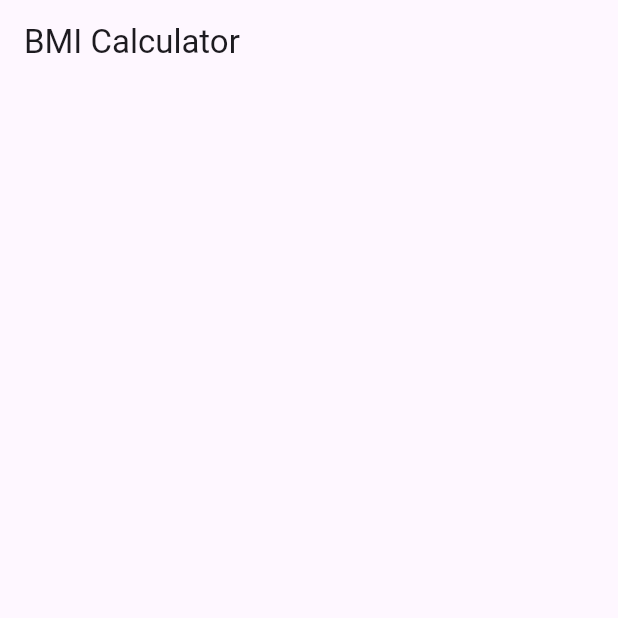
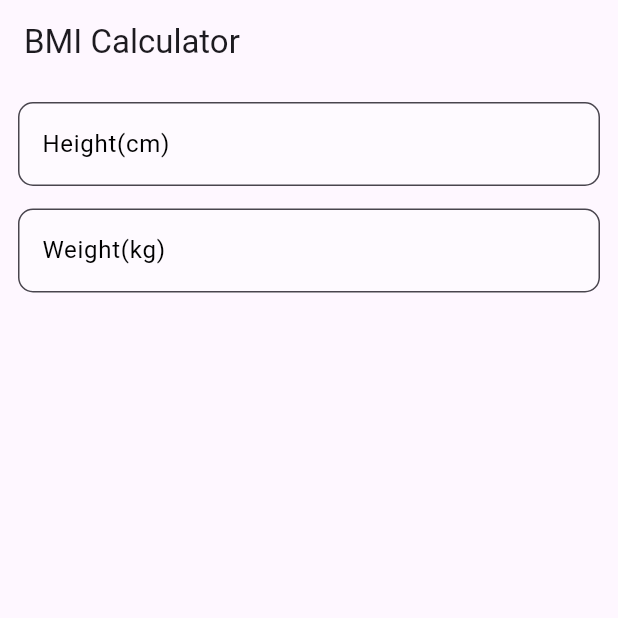
Before and after one commit to Shahin4292/BMI-Calculator-Using-Provider, a Flutter app: the screen it shows after launch, on a phone screen of 412 x 824 dp, the top half of it. Run offline on Flutter 3.47's test engine with Material 3 defaults, Android fonts, the phone set to English and light mode, and no system bars.

Commit message:
text from field done

```diff
--- a/lib/Views/bmi_calculator.dart
+++ b/lib/Views/bmi_calculator.dart
@@ -14,6 +14,43 @@ class _BmiCalculatorState extends State<BmiCalculator> {
       appBar: AppBar(
         title: const Text("BMI Calculator"),
       ),
+      body: Padding(
+        padding: const EdgeInsets.all(12.0),
+        child: Column(
+          children: [
+            TextField(
+              keyboardType: TextInputType.number,
+              decoration: InputDecoration(
+                  labelText: "Height(cm)",
+                  labelStyle: const TextStyle(
+                    color: Colors.black,
+                  ),
+                  fillColor: Colors.white38,
+                  filled: true,
+                  border: OutlineInputBorder(
+                    borderRadius: BorderRadius.circular(10),
+                  )),
+            ),
+            const SizedBox(
+              height: 15,
+            ),
+            TextField(
+              keyboardType: TextInputType.number,
+              decoration: InputDecoration(
+                labelText: "Weight(kg)",
+                labelStyle: const TextStyle(
+                  color: Colors.black,
+                ),
+                fillColor: Colors.white38,
+                filled: true,
+                border: OutlineInputBorder(
+                  borderRadius: BorderRadius.circular(10),
+                ),
+              ),
+            )
+          ],
+        ),
+      ),
     );
   }
 }
```
